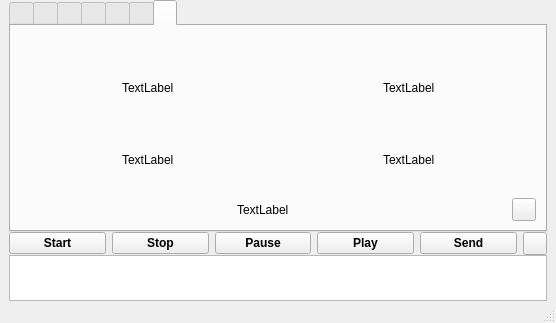
Above: vokoscreen.ui from yanuarakhid/vokoscreen before the change. Below: the same form after it.
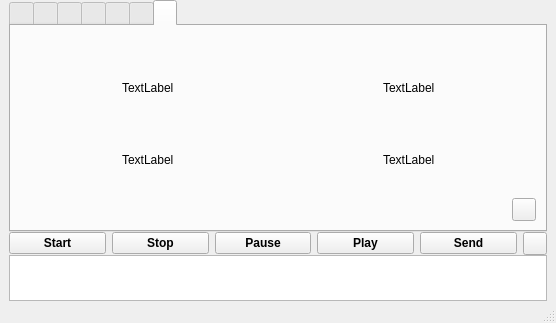
That is the form after the change. The open tabs and pages were chosen to show the change.

Commit message: delete email

Diff of the .ui file:
```diff
--- a/vokoscreen.ui
+++ b/vokoscreen.ui
@@ -1046,7 +1046,7 @@
                </spacer>
               </item>
               <item>
-               <widget class="QLabel" name="labelMail">
+               <widget class="QLabel" name="labelLanguageUrl">
                 <property name="text">
                  <string notr="true">TextLabel</string>
                 </property>
@@ -1180,7 +1180,7 @@
                </spacer>
               </item>
               <item>
-               <widget class="QLabel" name="labelLanguageUrl">
+               <widget class="QLabel" name="labelDonateUrl">
                 <property name="text">
                  <string notr="true">TextLabel</string>
                 </property>
@@ -1218,13 +1218,6 @@
               </property>
              </spacer>
             </item>
-            <item>
-             <widget class="QLabel" name="labelDonateUrl">
-              <property name="text">
-               <string notr="true">TextLabel</string>
-              </property>
-             </widget>
-            </item>
             <item>
              <spacer name="horizontalSpacer_9">
               <property name="orientation">
```
The commit also changes 1 other file.
